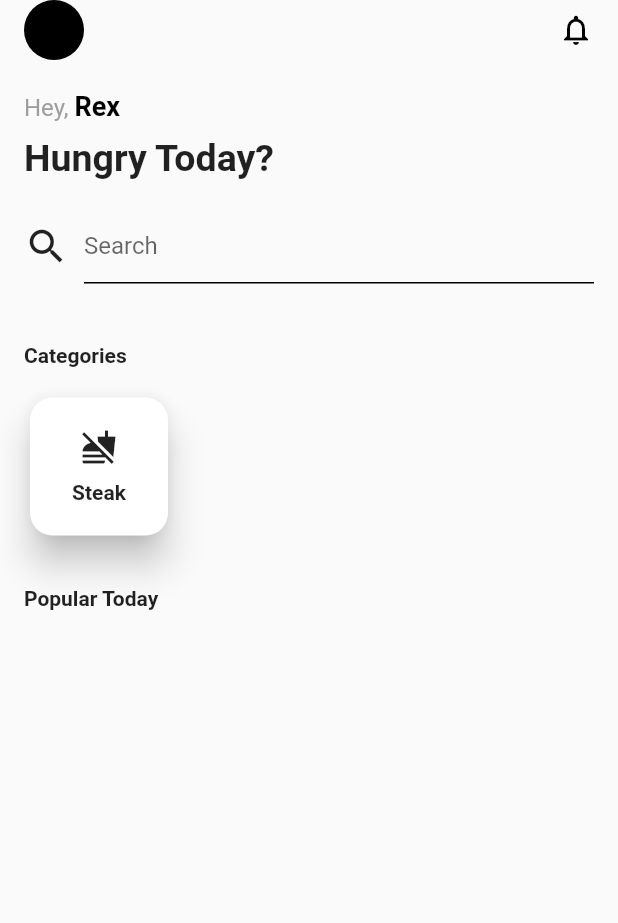
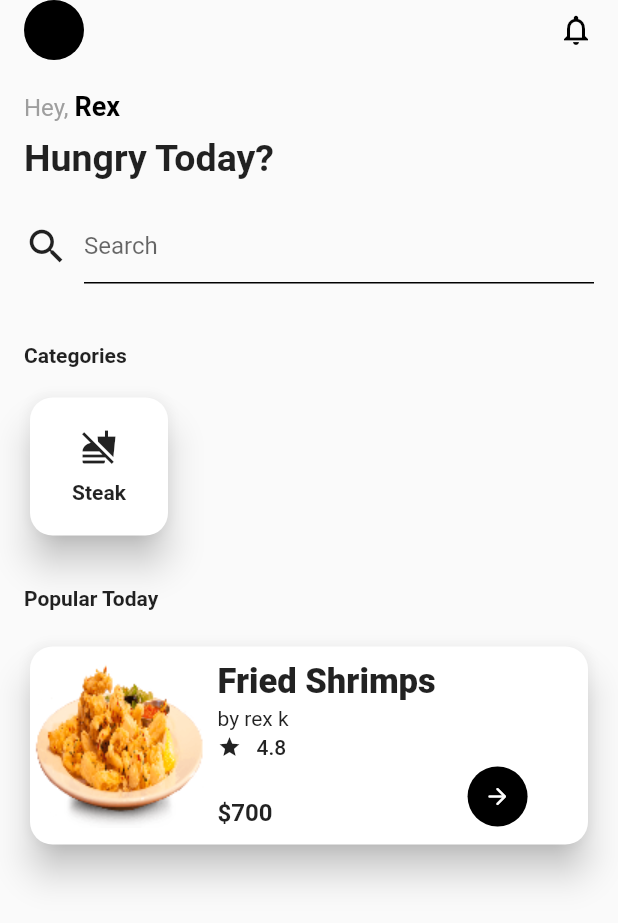
Before and after one commit to Rexsunon/eatz, a Flutter app: the screen it shows after launch, on a phone screen of 412 x 824 dp. Shown: the top 923 px of the screen. Run offline on Flutter 3.47's test engine with Material 2 defaults, Android fonts, the phone set to English and light mode, and no system bars.

Commit message:
Created dish card widget and added assets

```diff
--- /dev/null
+++ b/lib/screens/home/components/dish_card.dart
@@ -0,0 +1,98 @@
+import 'package:eatz/utils/assets.dart';
+import 'package:flutter/material.dart';
+
+class DishCard extends StatelessWidget {
+  const DishCard({Key? key}) : super(key: key);
+
+  @override
+  Widget build(BuildContext context) {
+    return Padding(
+      padding: const EdgeInsets.only(top: 20.0),
+      child: Container(
+        height: 140.0,
+        child: Card(
+          elevation: 10.0,
+          shape: RoundedRectangleBorder(
+            borderRadius: BorderRadius.circular(15.0),
+          ),
+          child: Padding(
+            padding: EdgeInsets.only(
+              top: 10.0,
+              right: 10.0,
+              bottom: 10.0,
+            ),
+            child: Row(
+              children: [
+                Image.asset(
+                  Assets.friedShrimps,
+                  width: 120,
+                  height: 110,
+                  cacheWidth: 120,
+                  cacheHeight: 110,
+                  fit: BoxFit.fill,
+                ),
+                SizedBox(width: 5.0),
+                Column(
+                  mainAxisAlignment: MainAxisAlignment.start,
+                  crossAxisAlignment: CrossAxisAlignment.start,
+                  children: [
+                    Text(
+                      'Fried Shrimps',
+                      style: TextStyle(
+                        fontSize: 23.0,
+                        fontWeight: FontWeight.w800,
+                      ),
+                    ),
+                    SizedBox(height: 3),
+                    Text('by rex k'),
+                    SizedBox(height: 3),
+                    Row(
+                      children: [
+                        Icon(Icons.star, size: 16.0),
+                        SizedBox(width: 10),
+                        Text(
+                          '4.8',
+                          style: TextStyle(fontWeight: FontWeight.w500),
+                        ),
+                      ],
+                    ),
+                    SizedBox(height: 5),
+                    Row(
+                      mainAxisAlignment: MainAxisAlignment.spaceBetween,
+                      crossAxisAlignment: CrossAxisAlignment.end,
+                      children: [
+                        Text(
+                          "\$700",
+                          style: TextStyle(
+                            fontSize: 16,
+                            fontWeight: FontWeight.w700,
+                          ),
+                        ),
+                        SizedBox(width: 130),
+                        Container(
+                          width: 40.0,
+                          height: 40.0,
+                          decoration: BoxDecoration(
+                            borderRadius: BorderRadius.circular(50),
+                            color: Colors.black,
+                          ),
+                          child: Center(
+                            child: Icon(
+                              Icons.arrow_forward_rounded,
+                              color: Colors.white,
+                              size: 18.0,
+                            ),
+                          ),
+                        )
+                      ],
+                    )
+                  ],
+                )
+              ],
+            ),
+          ),
+        ),
+      ),
+    );
+  }
+}
--- a/lib/screens/home/home.dart
+++ b/lib/screens/home/home.dart
@@ -1,3 +1,4 @@
+import 'package:eatz/screens/home/components/dish_card.dart';
 import 'package:eatz/screens/home/components/greeting_header.dart';
 import 'package:eatz/screens/home/components/search_field.dart';
 import 'package:flutter/material.dart';
@@ -56,7 +57,8 @@ class _HomeState extends State<Home> {
                     Text(
                       'Popular Today',
                       style: TextStyle(fontWeight: FontWeight.w700),
-                    )
+                    ),
+                    DishCard()
                   ],
                 ),
               ),
--- /dev/null
+++ b/lib/utils/assets.dart
@@ -0,0 +1,13 @@
+class Assets {
+  static final String _img = "assets/images";
+  static final String _svg = "svgs/images";
+
+  // Images
+  static final String burger_1 = "$_img/burger1.png";
+  static final String burger_2 = "$_img/burger2.png";
+  static final String friedShrimps = "$_img/fried-shrimps.png";
+  static final String beefSandwiches = "$_img/beef-sandwiches.png";
+  static final String salad = "$_img/salad.png";
+  static final String saladSteak = "$_img/salad-steak.png";
+  static final String saladSteak_2 = "$_img/salad-steak2.png";
+}
--- a/pubspec.yaml
+++ b/pubspec.yaml
@@ -48,9 +48,9 @@ flutter:
   uses-material-design: true
 
   # To add assets to your application, add an assets section, like this:
-  # assets:
-  #   - images/a_dot_burr.jpeg
-  #   - images/a_dot_ham.jpeg
+  assets:
+    - assets/images/
+    #   - images/a_dot_ham.jpeg
 
   # An image asset can refer to one or more resolution-specific "variants", see
   # https://flutter.dev/assets-and-images/#resolution-aware.
```
Also changed, not shown: assets/images/beef-sandwiches.png (added), assets/images/burger1.png (added), assets/images/burger2.png (added), assets/images/fried-shrimps.png (added), assets/images/salad-steak.png (added), assets/images/salad-steak2.png (added), assets/images/salad.png (added).
